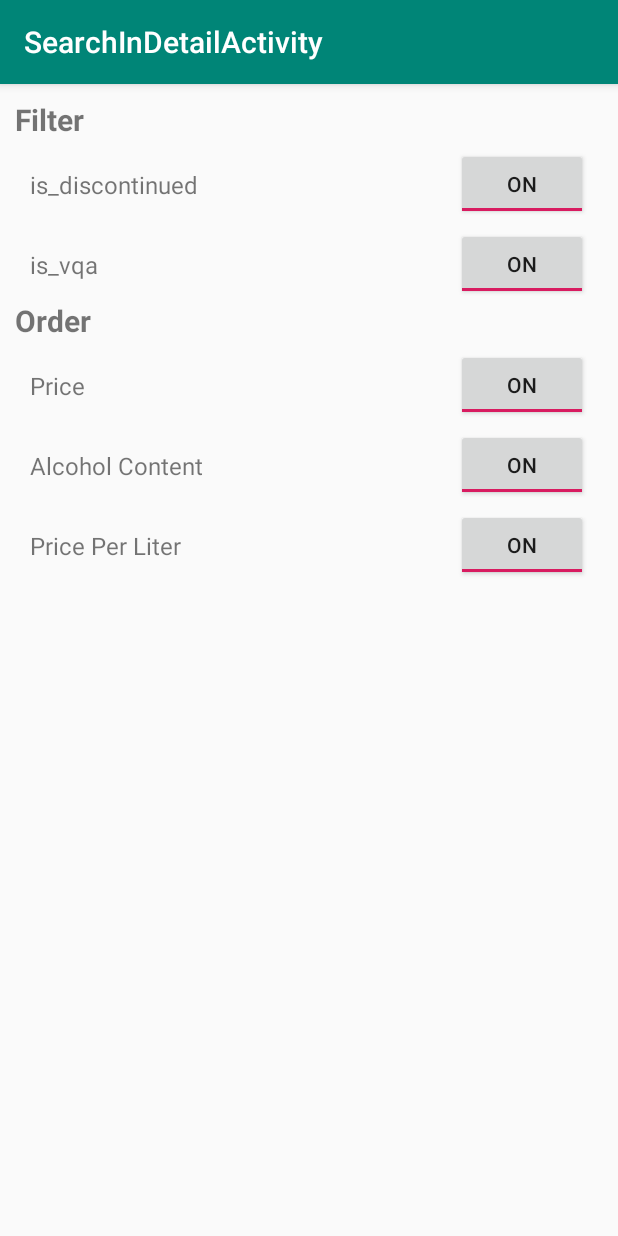
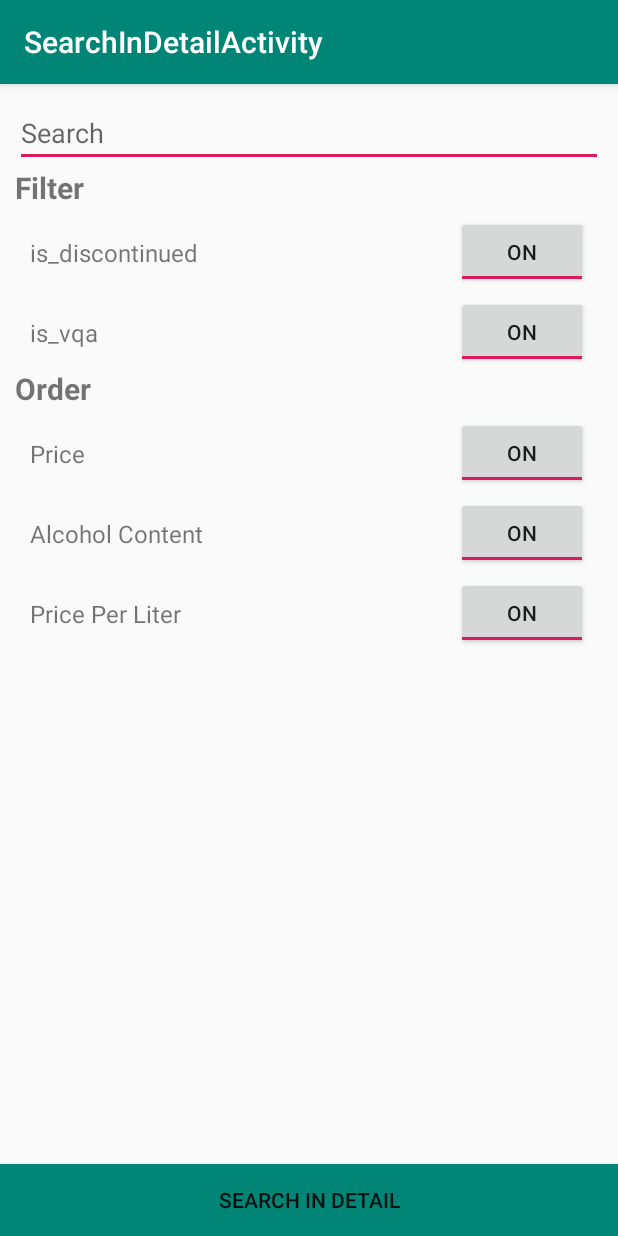
Before and after one commit to SWE589-Android-Development-tmk/alkolmetre, an Android app: the SearchInDetailActivity screen opened directly, with no data from a screen before it, on a phone screen of 412 x 824 dp. Run offline under Robolectric (Android 15) with nearby library versions, the phone set to English and light mode, and no system bars.

Commit message:
search edit-box and button added onto the screen

```diff
--- a/app/src/main/res/layout/activity_search_in_detail.xml
+++ b/app/src/main/res/layout/activity_search_in_detail.xml
@@ -1,13 +1,14 @@
 <?xml version="1.0" encoding="utf-8"?>
-<LinearLayout xmlns:android="http://schemas.android.com/apk/res/android"
+<android.support.constraint.ConstraintLayout xmlns:android="http://schemas.android.com/apk/res/android"
     xmlns:app="http://schemas.android.com/apk/res-auto"
     xmlns:tools="http://schemas.android.com/tools"
     android:layout_width="match_parent"
     android:layout_height="match_parent"
     tools:context=".SearchInDetailActivity"
-    android:orientation="vertical">
+    >
 
     <android.support.design.widget.AppBarLayout
+        android:id="@+id/appBarLayout"
         android:layout_width="match_parent"
         android:layout_height="wrap_content"
         android:theme="@style/AppTheme.AppBarOverlay">
@@ -23,9 +24,17 @@
 
     <LinearLayout
         android:layout_width="match_parent"
-        android:layout_height="match_parent"
+        android:layout_height="wrap_content"
         android:layout_margin="10dp"
-        android:orientation="vertical">
+        android:orientation="vertical"
+        app:layout_constraintTop_toBottomOf="@+id/appBarLayout">
+
+        <EditText
+            android:id="@+id/search"
+            android:layout_width="match_parent"
+            android:layout_height="wrap_content"
+            android:hint="Search"
+            android:inputType="text" />
 
         <TextView
             android:id="@+id/txt_header_filter"
@@ -33,13 +42,13 @@
             android:layout_height="wrap_content"
             android:text="@string/search_in_detail_header_filter"
             android:textSize="20dp"
-            android:textStyle="bold"/>
+            android:textStyle="bold" />
 
         <android.support.constraint.ConstraintLayout
             android:layout_width="match_parent"
             android:layout_height="wrap_content"
+            android:layout_marginLeft="10dp"
             android:layout_marginTop="5dp"
-            android:layout_marginLeft="10dp"
             android:layout_marginRight="10dp">
 
             <TextView
@@ -65,8 +74,8 @@
         <android.support.constraint.ConstraintLayout
             android:layout_width="match_parent"
             android:layout_height="wrap_content"
+            android:layout_marginLeft="10dp"
             android:layout_marginTop="5dp"
-            android:layout_marginLeft="10dp"
             android:layout_marginRight="10dp">
 
             <TextView
@@ -95,13 +104,13 @@
             android:layout_height="wrap_content"
             android:text="@string/search_in_detail_header_order"
             android:textSize="20dp"
-            android:textStyle="bold"/>
+            android:textStyle="bold" />
 
         <android.support.constraint.ConstraintLayout
             android:layout_width="match_parent"
             android:layout_height="wrap_content"
+            android:layout_marginLeft="10dp"
             android:layout_marginTop="5dp"
-            android:layout_marginLeft="10dp"
             android:layout_marginRight="10dp">
 
             <TextView
@@ -127,8 +136,8 @@
         <android.support.constraint.ConstraintLayout
             android:layout_width="match_parent"
             android:layout_height="wrap_content"
+            android:layout_marginLeft="10dp"
             android:layout_marginTop="5dp"
-            android:layout_marginLeft="10dp"
             android:layout_marginRight="10dp">
 
             <TextView
@@ -154,8 +163,8 @@
         <android.support.constraint.ConstraintLayout
             android:layout_width="match_parent"
             android:layout_height="wrap_content"
+            android:layout_marginLeft="10dp"
             android:layout_marginTop="5dp"
-            android:layout_marginLeft="10dp"
             android:layout_marginRight="10dp">
 
             <TextView
@@ -180,4 +189,15 @@
 
     </LinearLayout>
 
-</LinearLayout>
+    <Button
+        android:id="@+id/search_in_details_button"
+        android:layout_width="match_parent"
+        android:layout_height="wrap_content"
+        android:background="@color/colorPrimary"
+        android:text="@string/search_in_detail"
+        android:visibility="visible"
+        app:layout_constraintBottom_toBottomOf="parent"
+        app:layout_constraintEnd_toEndOf="parent"
+        app:layout_constraintStart_toStartOf="parent" />
+
+</android.support.constraint.ConstraintLayout>
```
